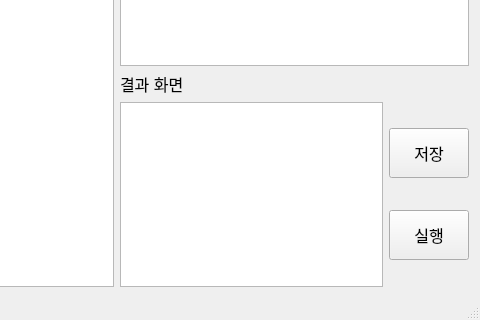
First picture: the form in WebControl/WebControl.ui, repository SpadeworkKing/WebControl, before the edit; both pictures show x 247 to 727 and y 207 to 527 of the 727 by 527 pixel window.
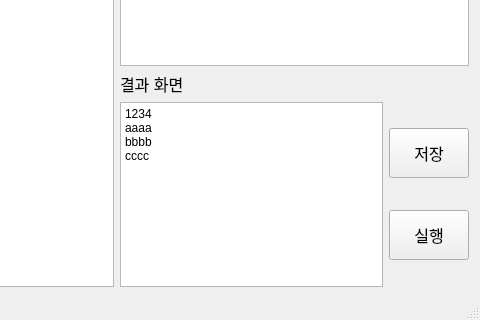
Second picture: the form after the edit.

Diff of the .ui file:
```diff
--- a/WebControl/WebControl.ui
+++ b/WebControl/WebControl.ui
@@ -208,7 +208,19 @@
       <item>
        <layout class="QHBoxLayout" name="horizontalLayout_6">
         <item>
-         <widget class="QTextBrowser" name="textBrowserLog"/>
+         <widget class="QTextBrowser" name="textBrowserLog">
+          <property name="html">
+           <string>&lt;!DOCTYPE HTML PUBLIC &quot;-//W3C//DTD HTML 4.0//EN&quot; &quot;http://www.w3.org/TR/REC-html40/strict.dtd&quot;&gt;
+&lt;html&gt;&lt;head&gt;&lt;meta name=&quot;qrichtext&quot; content=&quot;1&quot; /&gt;&lt;style type=&quot;text/css&quot;&gt;
+p, li { white-space: pre-wrap; }
+&lt;/style&gt;&lt;/head&gt;&lt;body style=&quot; font-family:'Gulim'; font-size:9pt; font-weight:400; font-style:normal;&quot;&gt;
+&lt;p style=&quot; margin-top:0px; margin-bottom:0px; margin-left:0px; margin-right:0px; -qt-block-indent:0; text-indent:0px;&quot;&gt;1234&lt;/p&gt;
+&lt;p style=&quot; margin-top:0px; margin-bottom:0px; margin-left:0px; margin-right:0px; -qt-block-indent:0; text-indent:0px;&quot;&gt;aaaa&lt;/p&gt;
+&lt;p style=&quot; margin-top:0px; margin-bottom:0px; margin-left:0px; margin-right:0px; -qt-block-indent:0; text-indent:0px;&quot;&gt;bbbb&lt;/p&gt;
+&lt;p style=&quot; margin-top:0px; margin-bottom:0px; margin-left:0px; margin-right:0px; -qt-block-indent:0; text-indent:0px;&quot;&gt;cccc&lt;/p&gt;
+&lt;p style=&quot;-qt-paragraph-type:empty; margin-top:0px; margin-bottom:0px; margin-left:0px; margin-right:0px; -qt-block-indent:0; text-indent:0px;&quot;&gt;&lt;br /&gt;&lt;/p&gt;&lt;/body&gt;&lt;/html&gt;</string>
+          </property>
+         </widget>
         </item>
         <item>
          <layout class="QVBoxLayout" name="verticalLayout_4">
```
Left out of the diff: 4 changed lines with no effect on the pictures.
